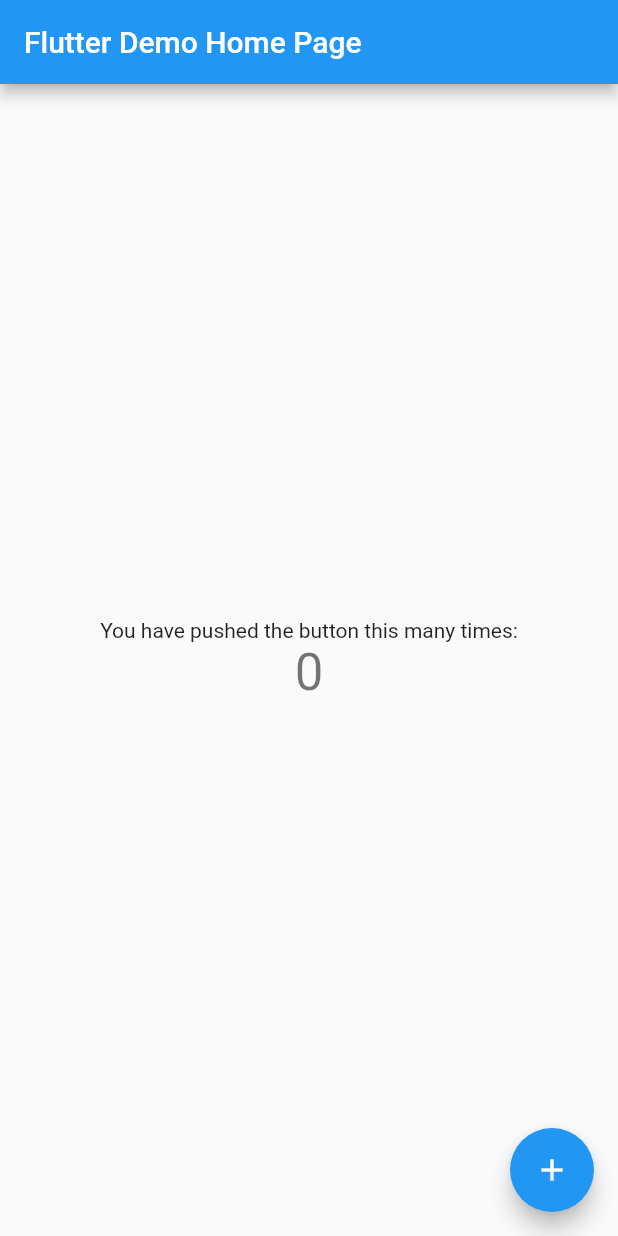
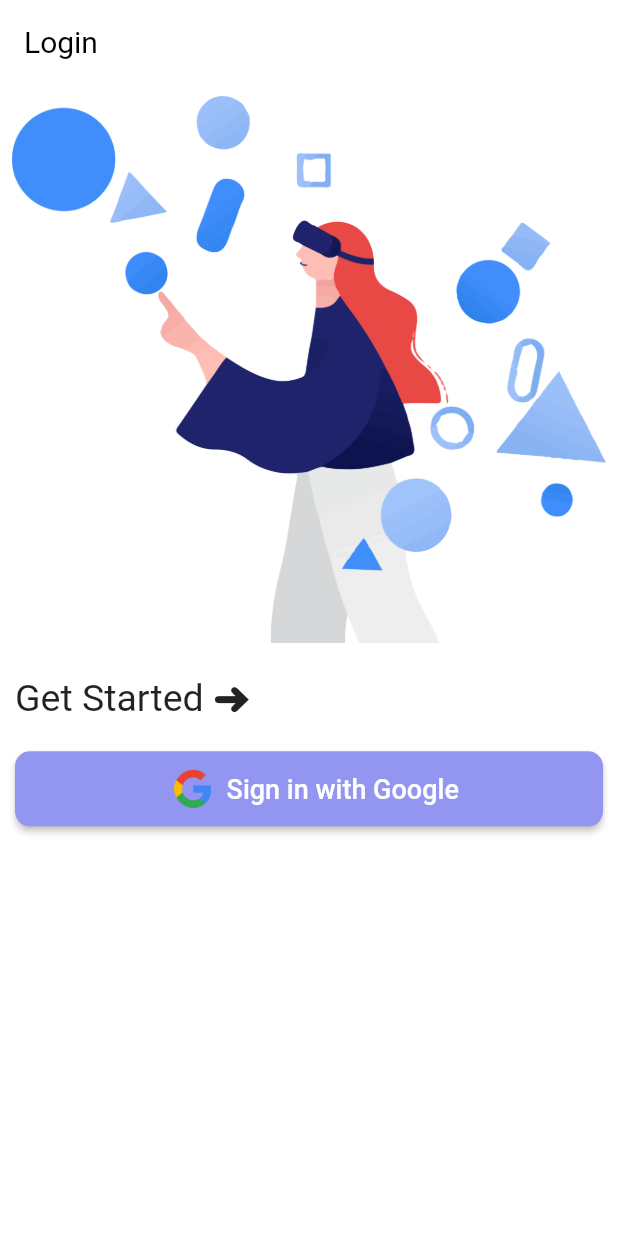
Before and after one commit to ameysunu/hackionaire, a Flutter app: the screen it shows after launch, on a phone screen of 412 x 824 dp. Run offline on Flutter 3.47's test engine with Material 2 defaults, Android fonts, the phone set to English and light mode, and no system bars; our stand-ins replace hexcolor.

Commit message:
ui setup

```diff
--- /dev/null
+++ b/lib/login.dart
@@ -0,0 +1,92 @@
+import 'package:flutter/material.dart';
+import 'package:hexcolor/hexcolor.dart';
+
+class Login extends StatefulWidget {
+  @override
+  _LoginState createState() => _LoginState();
+}
+
+class _LoginState extends State<Login> {
+  @override
+  Widget build(BuildContext context) {
+    return Scaffold(
+      backgroundColor: Colors.white,
+      appBar: AppBar(
+        elevation: 0,
+        backgroundColor: Colors.white,
+        title: Text(
+          "Login",
+          style: TextStyle(fontFamily: 'Roboto Regular', color: Colors.black),
+        ),
+      ),
+      body: SafeArea(
+        child: SingleChildScrollView(
+          child: Column(
+            mainAxisAlignment: MainAxisAlignment.center,
+            crossAxisAlignment: CrossAxisAlignment.start,
+            children: [
+              Padding(
+                padding: const EdgeInsets.all(8.0),
+                child: Container(
+                  child: Image.asset("images/code.png"),
+                ),
+              ),
+              Padding(
+                padding: const EdgeInsets.all(10.0),
+                child: Text(
+                  "Get Started ➜",
+                  style: TextStyle(fontFamily: 'Roboto Regular', fontSize: 25),
+                ),
+              ),
+              Padding(
+                padding: const EdgeInsets.all(10.0),
+                child: RaisedButton(
+                  color: HexColor('#9296F0'),
+                  child: Container(
+                    height: 50,
+                    child: Row(
+                      mainAxisAlignment: MainAxisAlignment.center,
+                      children: [
+                        Padding(
+                          padding: const EdgeInsets.all(10.0),
+                          child: Container(
+                            height: 25,
+                            width: 25,
+                            child: Image.asset("images/google.png"),
+                          ),
+                        ),
+                        Text(
+                          "Sign in with Google",
+                          style: TextStyle(
+                              color: Colors.white,
+                              fontFamily: "Roboto Medium",
+                              fontSize: 18),
+                        ),
+                      ],
+                    ),
+                  ),
+                  shape: RoundedRectangleBorder(
+                    borderRadius: BorderRadius.circular(10.0),
+                  ),
+                  onPressed: () {
+                    // signInWithGoogle().then((result) {
+                    //   if (result != null) {
+                    //     Navigator.of(context).push(
+                    //       MaterialPageRoute(
+                    //         builder: (context) {
+                    //           return HomeWidget();
+                    //         },
+                    //       ),
+                    //     );
+                    //   }
+                    // });
+                  },
+                ),
+              ),
+            ],
+          ),
+        ),
+      ),
+    );
+  }
+}
--- a/lib/main.dart
+++ b/lib/main.dart
@@ -1,113 +1,9 @@
 import 'package:flutter/material.dart';
+import 'package:hackionaire/login.dart';
 
 void main() {
-  runApp(MyApp());
+  runApp(MaterialApp(
+    debugShowCheckedModeBanner: false,
+    home: Login(),
+  ));
 }
-
-class MyApp extends StatelessWidget {
-  // This widget is the root of your application.
-  @override
-  Widget build(BuildContext context) {
-    return MaterialApp(
-      title: 'Flutter Demo',
-      theme: ThemeData(
-        // This is the theme of your application.
-        //
-        // Try running your application with "flutter run". You'll see the
-        // application has a blue toolbar. Then, without quitting the app, try
-        // changing the primarySwatch below to Colors.green and then invoke
-        // "hot reload" (press "r" in the console where you ran "flutter run",
-        // or simply save your changes to "hot reload" in a Flutter IDE).
-        // Notice that the counter didn't reset back to zero; the application
-        // is not restarted.
-        primarySwatch: Colors.blue,
-      ),
-      home: MyHomePage(title: 'Flutter Demo Home Page'),
-    );
-  }
-}
-
-class MyHomePage extends StatefulWidget {
-  MyHomePage({Key key, this.title}) : super(key: key);
-
-  // This widget is the home page of your application. It is stateful, meaning
-  // that it has a State object (defined below) that contains fields that affect
-  // how it looks.
-
-  // This class is the configuration for the state. It holds the values (in this
-  // case the title) provided by the parent (in this case the App widget) and
-  // used by the build method of the State. Fields in a Widget subclass are
-  // always marked "final".
-
-  final String title;
-
-  @override
-  _MyHomePageState createState() => _MyHomePageState();
-}
-
-class _MyHomePageState extends State<MyHomePage> {
-  int _counter = 0;
-
-  void _incrementCounter() {
-    setState(() {
-      // This call to setState tells the Flutter framework that something has
-      // changed in this State, which causes it to rerun the build method below
-      // so that the display can reflect the updated values. If we changed
-      // _counter without calling setState(), then the build method would not be
-      // called again, and so nothing would appear to happen.
-      _counter++;
-    });
-  }
-
-  @override
-  Widget build(BuildContext context) {
-    // This method is rerun every time setState is called, for instance as done
-    // by the _incrementCounter method above.
-    //
-    // The Flutter framework has been optimized to make rerunning build methods
-    // fast, so that you can just rebuild anything that needs updating rather
-    // than having to individually change instances of widgets.
-    return Scaffold(
-      appBar: AppBar(
-        // Here we take the value from the MyHomePage object that was created by
-        // the App.build method, and use it to set our appbar title.
-        title: Text(widget.title),
-      ),
-      body: Center(
-        // Center is a layout widget. It takes a single child and positions it
-        // in the middle of the parent.
-        child: Column(
-          // Column is also a layout widget. It takes a list of children and
-          // arranges them vertically. By default, it sizes itself to fit its
-          // children horizontally, and tries to be as tall as its parent.
-          //
-          // Invoke "debug painting" (press "p" in the console, choose the
-          // "Toggle Debug Paint" action from the Flutter Inspector in Android
-          // Studio, or the "Toggle Debug Paint" command in Visual Studio Code)
-          // to see the wireframe for each widget.
-          //
-          // Column has various properties to control how it sizes itself and
-          // how it positions its children. Here we use mainAxisAlignment to
-          // center the children vertically; the main axis here is the vertical
-          // axis because Columns are vertical (the cross axis would be
-          // horizontal).
-          mainAxisAlignment: MainAxisAlignment.center,
-          children: <Widget>[
-            Text(
-              'You have pushed the button this many times:',
-            ),
-            Text(
-              '$_counter',
-              style: Theme.of(context).textTheme.headline4,
-            ),
-          ],
-        ),
-      ),
-      floatingActionButton: FloatingActionButton(
-        onPressed: _incrementCounter,
-        tooltip: 'Increment',
-        child: Icon(Icons.add),
-      ), // This trailing comma makes auto-formatting nicer for build methods.
-    );
-  }
-}
```
Also changed, not shown: pubspec.yaml (+12 -9 lines), fonts/Roboto-Medium.ttf (added), fonts/Roboto-Regular.ttf (added), images/code.png (added), images/game.png (added), images/google.png (added), images/home.png (added), images/main.png (added), images/tutorial.png (added), images/user.png (added), pubspec.lock, 1 other file.
